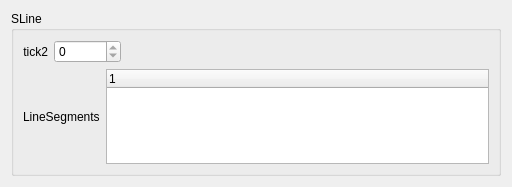
This is mscore/mscore/line.ui in musescore/musescore-old as Qt 5 draws it before an edit. The edited form follows.
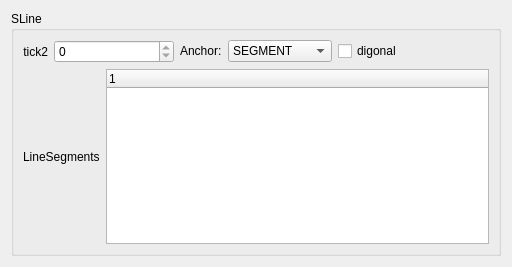
This is the edited form.

Patch:
```diff
--- a/mscore/mscore/line.ui
+++ b/mscore/mscore/line.ui
@@ -6,7 +6,7 @@
     <x>0</x>
     <y>0</y>
     <width>512</width>
-    <height>187</height>
+    <height>267</height>
    </rect>
   </property>
   <property name="windowTitle" >
@@ -21,10 +21,12 @@
      <property name="flat" >
       <bool>true</bool>
      </property>
-     <layout class="QVBoxLayout" >
+     <layout class="QVBoxLayout" name="verticalLayout" >
       <item>
-       <layout class="QHBoxLayout" >
+       <layout class="QHBoxLayout" name="horizontalLayout" >
         <item>
+         <layout class="QFormLayout" name="formLayout" >
+          <item row="0" column="0" >
          <widget class="QLabel" name="label" >
           <property name="text" >
            <string>tick2</string>
@@ -34,7 +36,7 @@
           </property>
          </widget>
         </item>
-        <item>
+          <item row="0" column="1" >
          <widget class="QSpinBox" name="tick2" >
           <property name="readOnly" >
            <bool>true</bool>
@@ -44,18 +46,39 @@
           </property>
          </widget>
         </item>
+         </layout>
+        </item>
         <item>
-         <spacer>
-          <property name="orientation" >
-           <enum>Qt::Horizontal</enum>
-          </property>
-          <property name="sizeHint" >
-           <size>
-            <width>40</width>
-            <height>20</height>
-           </size>
-          </property>
-         </spacer>
+         <layout class="QFormLayout" name="formLayout_2" >
+          <item row="0" column="0" >
+           <widget class="QLabel" name="label_3" >
+            <property name="text" >
+             <string>Anchor:</string>
+            </property>
+           </widget>
+          </item>
+          <item row="0" column="1" >
+           <widget class="QComboBox" name="anchor" >
+            <item>
+             <property name="text" >
+              <string>SEGMENT</string>
+             </property>
+            </item>
+            <item>
+             <property name="text" >
+              <string>MEASURE</string>
+             </property>
+            </item>
+           </widget>
+          </item>
+         </layout>
+        </item>
+        <item>
+         <widget class="QCheckBox" name="diagonal" >
+          <property name="text" >
+           <string>digonal</string>
+          </property>
+         </widget>
         </item>
        </layout>
       </item>
```
Lines whose indentation alone changed are shown as unchanged.
